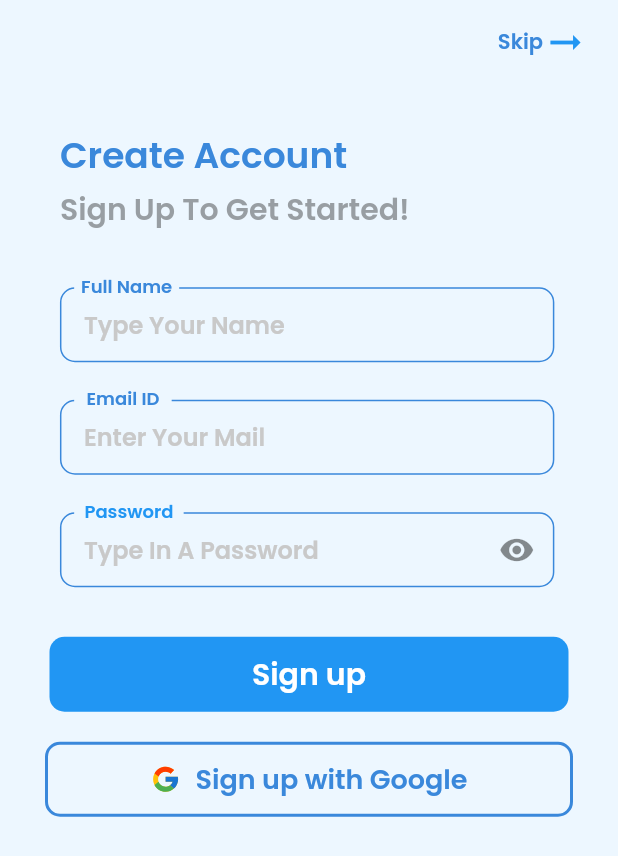
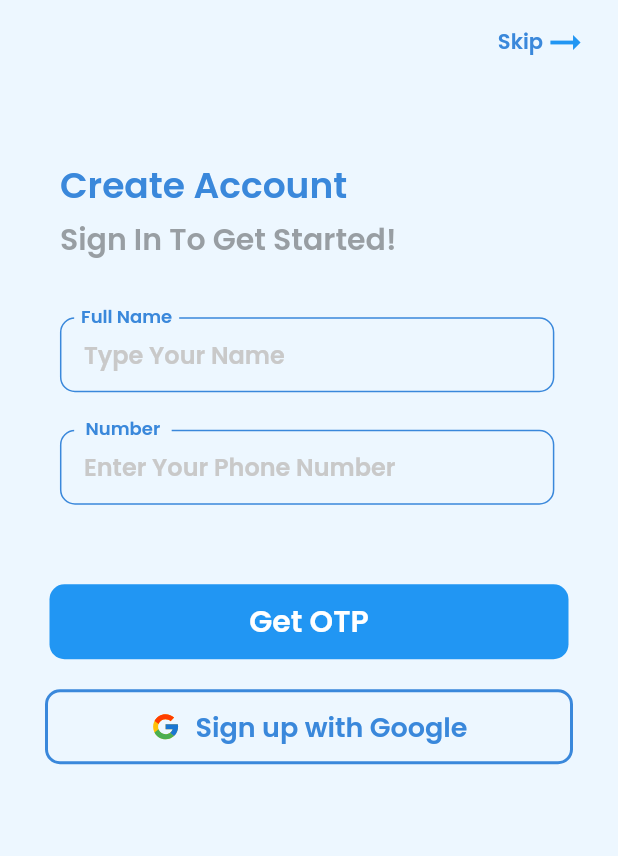
Before and after one commit to mohammadalihera/Medicine_Reminder, a Flutter app: the screen it shows after launch, on a phone screen of 412 x 824 dp. Shown: the top 856 px of the screen. Run offline on Flutter 3.47's test engine with Material 2 defaults, Android fonts, the phone set to English and light mode, and no system bars; our stand-ins replace date_time_picker, double_back_to_close, firebase_auth, firebase_core, flutter_svg, flutter_time_picker_spinner and 4 more; accounts and stored records are empty.

Commit message:
auth bug fixed + OTP design Started

```diff
--- a/lib/Authentication/g_auth.dart
+++ b/lib/Authentication/g_auth.dart
@@ -1,5 +1,6 @@
 import 'package:Vitals/controller/sign_in_controller.dart';
 import 'package:Vitals/main.dart';
+import 'package:Vitals/view/pages/sign_up/sign_up.dart';
 import 'package:firebase_auth/firebase_auth.dart';
 import 'package:get/get.dart';
 import 'package:google_sign_in/google_sign_in.dart';
@@ -11,7 +12,6 @@ GoogleSignInAccount? _user;
 GoogleSignInAccount get user => _user!;
 
 Future googleLogin() async {
-  print('enter to google sign in');
   final googleUser = await googleSignIn.signIn();
 
   if (googleUser == null) return;
@@ -25,14 +25,15 @@ Future googleLogin() async {
   );
 
   await FirebaseAuth.instance.signInWithCredential(credential);
-  Get.find<SignInController>().signedIn();
-  Get.to(main());
+  Get.find<SignInController>().signedIn(_user);
   print('signInWithGoogle succeeded: $_user');
+  // Get.to(main());
 }
 
 Future logout() async {
   await googleSignIn.disconnect();
   FirebaseAuth.instance.signOut();
-  Get.find<SignInController>().signedIn();
-  Get.to(main());
+  print('loggin out');
+  Get.find<SignInController>().signedIn(null);
+  // Get.to(SignUpPage());
 }
--- a/lib/controller/sign_in_controller.dart
+++ b/lib/controller/sign_in_controller.dart
@@ -1,13 +1,17 @@
 import 'package:firebase_auth/firebase_auth.dart';
 import 'package:get/get.dart';
+import 'package:google_sign_in/google_sign_in.dart';
 
 class SignInController extends GetxController {
+  // final user = FirebaseAuth.instance.currentUser;
+
   bool signIn = false;
-  void signedIn() {
-    print('yes from controller');
-    if (FirebaseAuth.instance.currentUser != null) {
+  void signedIn(GoogleSignInAccount? user) {
+    if (user != null) {
+      print('found user: $user');
       signIn = true;
     } else {
+      print('did not find user: $user');
       signIn = false;
     }
 
--- a/lib/main.dart
+++ b/lib/main.dart
@@ -37,9 +37,11 @@ class MyApp extends StatelessWidget {
       DeviceOrientation.portraitDown,
     ]);
 
+    // Get.find<SignInController>().signedIn();
+
     return MaterialApp(
       debugShowCheckedModeBanner: false,
-              title: 'Medicine Reminder',
+      title: 'Vitals',
       theme: ThemeData(
         primarySwatch: kPrimaryColor,
         canvasColor: Colors.white,
@@ -48,14 +50,14 @@ class MyApp extends StatelessWidget {
       ),
       home: GetBuilder<SignInController>(
         init: SignInController(),
-        builder: (signInController){
-          if( signInController.signIn){
+        builder: (signInController) {
+          if (signInController.signIn) {
             return Dashboard();
-          }else{
-            return   SignUpPage();
+          } else {
+            return SignUpPage();
           } //Dashboard(),
-
-        }
-        ));
+        },
+      ),
+    );
   }
 }
--- a/lib/view/pages/sign_up/sign_up.dart
+++ b/lib/view/pages/sign_up/sign_up.dart
@@ -58,7 +58,7 @@ class _SignUpPageState extends State<SignUpPage> {
                 child: Container(
                   width: MediaQuery.of(context).size.width * .8,
                   margin: EdgeInsets.only(
-                    top: 30,
+                    top: 50,
                     left: MediaQuery.of(context).size.width * 0.097,
                   ),
                   child: Text(
@@ -79,7 +79,7 @@ class _SignUpPageState extends State<SignUpPage> {
                     left: MediaQuery.of(context).size.width * 0.097,
                   ),
                   child: Text(
-                    'Sign Up To Get Started!',
+                    'Sign In To Get Started!',
                     style: TextStyle(
                         color: Color(0xff606365).withOpacity(0.6),
                         fontSize: 20,
@@ -88,11 +88,11 @@ class _SignUpPageState extends State<SignUpPage> {
                 ),
               ),
               TextFieldWidget(),
-              SizedBox(height: 30),
+              SizedBox(height: 50),
               InkWell(
                 onTap: () {
                   print('hhii');
-                  Get.find<SignInController>().signedIn();
+                  // Get.find<SignInController>().signedIn();
                   Get.back();
                 },
                 child: Container(
@@ -105,7 +105,7 @@ class _SignUpPageState extends State<SignUpPage> {
                   width: MediaQuery.of(context).size.width,
                   child: Center(
                       child: Text(
-                    'Sign up',
+                    'Get OTP',
                     style: TextStyle(
                         color: Colors.white,
                         fontSize: 20,
@@ -116,9 +116,7 @@ class _SignUpPageState extends State<SignUpPage> {
               SizedBox(height: 20),
               InkWell(
                 onTap: () {
-
-                 googleLogin();
-
+                  googleLogin();
                 },
                 child: Container(
                   decoration: BoxDecoration(
--- a/lib/view/widgets/sign_up_widget/sign_up_text_fields.dart
+++ b/lib/view/widgets/sign_up_widget/sign_up_text_fields.dart
@@ -88,14 +88,18 @@ class _TextFieldWidgetState extends State<TextFieldWidget> {
                       ),
                     ),
                     child: TextFormField(
+                      keyboardType: TextInputType.number,
                       decoration: InputDecoration(
                         border: InputBorder.none,
                         fillColor: Colors.white,
                         focusedBorder: InputBorder.none,
                         contentPadding: EdgeInsets.only(
                             left: 15, bottom: 12, top: 12, right: 15),
-                            hintText: 'Enter Your Mail',
-                            hintStyle: TextStyle(color: Color(0xffC9C9C9))),
+                        hintText: 'Enter Your Phone Number',
+                        hintStyle: TextStyle(
+                          color: Color(0xffC9C9C9),
+                        ),
+                      ),
                     ),
                   ),
                 ),
@@ -108,7 +112,7 @@ class _TextFieldWidgetState extends State<TextFieldWidget> {
                     color: Color(0xffEDF7FF),
                     child: Center(
                       child: Text(
-                          'Email ID',
+                        'Number',
                         style: TextStyle(
                             color: kPrimaryColor,
                             fontSize: 12,
@@ -118,69 +122,8 @@ class _TextFieldWidgetState extends State<TextFieldWidget> {
                   ),
                 )
               ],
-              )),
-          Container(
-              width: MediaQuery.of(context).size.width,
-              height: 60,
-              margin: EdgeInsets.only(
-                top: 15,
-              ),
-              child: Stack(
-                children: <Widget>[
-                  Positioned(
-                    top: 7,
-                    left: MediaQuery.of(context).size.width * 0.097,
-                    child: Container(
-                      width: MediaQuery.of(context).size.width * .8,
-                      height: 50,
-                      decoration: BoxDecoration(
-                        borderRadius: BorderRadius.all(Radius.circular(10)),
-                        border: Border.all(
-                          color: kPrimaryColor,
             ),
           ),
-                      child: TextFormField(
-                        obscureText: _isObsecure,
-                        decoration: InputDecoration(
-                            suffixIcon: IconButton(
-                                icon: Icon(_isObsecure
-                                    ? Icons.visibility
-                                    : Icons.visibility_off),
-                                onPressed: () {
-                                  setState(() {
-                                    _isObsecure = !_isObsecure;
-                                  });
-                                }),
-                            border: InputBorder.none,
-                            fillColor: Colors.white,
-                            focusedBorder: InputBorder.none,
-                            contentPadding: EdgeInsets.only(
-                                left: 15, bottom: 12, top: 14, right: 15),
-                            hintText: 'Type In A Password',
-                            hintStyle: TextStyle(color: Color(0xffC9C9C9))),
-                      ),
-                    ),
-                  ),
-                  Positioned(
-                    top: -4,
-                    left: MediaQuery.of(context).size.width * 0.12,
-                    child: Container(
-                      width: 73,
-                      height: 21,
-                      color: Color(0xffEDF7FF),
-                      child: Center(
-                        child: Text(
-                          'Password',
-                          style: TextStyle(
-                              color: Colors.blue,
-                              fontSize: 12,
-                              fontWeight: FontWeight.w500),
-                        ),
-                      ),
-                    ),
-                  )
-                ],
-              )),
         ],
       ),
     );
```
Lines whose indentation alone changed are shown as unchanged.
